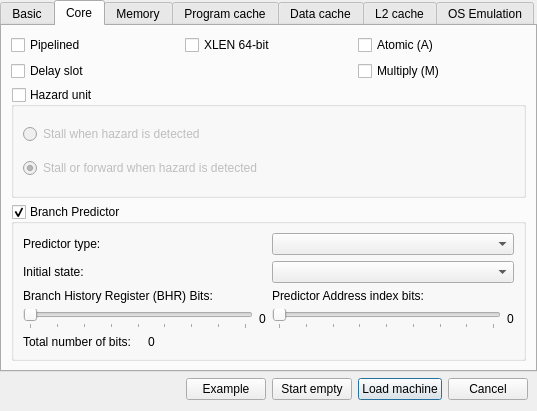
This is src/gui/dialogs/new/NewDialog.ui in cvut/qtrvsim as Qt 5 draws it before an edit. The edited form follows.
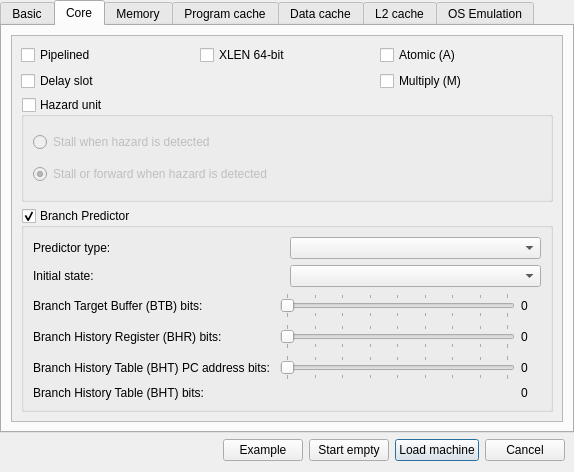
This is the edited form. The open tabs and pages were chosen to show the change.

Commit message: Renamed Target Table to Target Buffer, split BTB and BHT bits, code cleanup

The edit to the form file:
```diff
--- a/src/gui/dialogs/new/NewDialog.ui
+++ b/src/gui/dialogs/new/NewDialog.ui
@@ -6,8 +6,8 @@
    <rect>
     <x>0</x>
     <y>0</y>
-    <width>537</width>
-    <height>411</height>
+    <width>574</width>
+    <height>472</height>
    </rect>
   </property>
   <property name="windowTitle">
@@ -139,6 +139,21 @@
         <enum>QLayout::SetDefaultConstraint</enum>
        </property>
        <item>
+        <widget class="QScrollArea" name="scroll_core">
+         <property name="widgetResizable">
+          <bool>true</bool>
+         </property>
+         <widget class="QWidget" name="layout_scroll_core">
+          <property name="geometry">
+           <rect>
+            <x>0</x>
+            <y>0</y>
+            <width>536</width>
+            <height>384</height>
+           </rect>
+          </property>
+          <layout class="QVBoxLayout" name="verticalLayout_8">
+           <item>
         <layout class="QGridLayout" name="gridLayoutIsa">
          <item row="0" column="0">
           <widget class="QCheckBox" name="pipelined">
@@ -256,57 +271,44 @@
            </layout>
           </item>
           <item>
-           <layout class="QGridLayout" name="layout_bp_index_bits">
+               <layout class="QGridLayout" name="layout_bp_bit_settings" rowstretch="0,0,0,0">
             <property name="topMargin">
              <number>0</number>
             </property>
-            <item row="1" column="0">
-             <widget class="QLabel" name="text_bp_bhr_bits">
-              <property name="text">
-               <string>Branch History Register (BHR) Bits:</string>
-              </property>
-             </widget>
-            </item>
-            <item row="1" column="1">
-             <widget class="QLabel" name="text_bp_address_bits">
-              <property name="text">
-               <string>Predictor Address index bits:</string>
-              </property>
-             </widget>
-            </item>
-            <item row="4" column="0">
-             <layout class="QHBoxLayout" name="layout_bp_table_bits">
-              <property name="topMargin">
-               <number>0</number>
-              </property>
-              <item>
-               <widget class="QLabel" name="text_bp_table_bits">
+                <item row="3" column="2">
+                 <widget class="QLabel" name="text_bp_bht_bits_number">
                 <property name="minimumSize">
                  <size>
-                  <width>0</width>
+                    <width>20</width>
                   <height>0</height>
                  </size>
                 </property>
                 <property name="text">
-                 <string>Total number of bits: </string>
-                </property>
-               </widget>
-              </item>
-              <item>
-               <widget class="QLabel" name="text_bp_table_bits_number">
-                <property name="text">
                  <string>0</string>
                 </property>
                </widget>
-              </item>
-             </layout>
             </item>
             <item row="2" column="0">
-             <layout class="QHBoxLayout" name="layout_bp_bhr_slider">
-              <property name="bottomMargin">
-               <number>0</number>
-              </property>
-              <item>
+                 <widget class="QLabel" name="text_bp_bht_addr_bits">
+                  <property name="minimumSize">
+                   <size>
+                    <width>0</width>
+                    <height>0</height>
+                   </size>
+                  </property>
+                  <property name="text">
+                   <string>Branch History Table (BHT) PC address bits: </string>
+                  </property>
+                 </widget>
+                </item>
+                <item row="0" column="0">
+                 <widget class="QLabel" name="text_bp_btb_bits">
+                  <property name="text">
+                   <string>Branch Target Buffer (BTB) bits:</string>
+                  </property>
+                 </widget>
+                </item>
+                <item row="1" column="1">
                <widget class="QSlider" name="slider_bp_bhr_bits">
                 <property name="maximum">
                  <number>8</number>
@@ -314,27 +316,66 @@
                 <property name="orientation">
                  <enum>Qt::Horizontal</enum>
                 </property>
-                <property name="invertedAppearance">
-                 <bool>false</bool>
-                </property>
                 <property name="tickPosition">
-                 <enum>QSlider::TicksBelow</enum>
+                   <enum>QSlider::TicksBothSides</enum>
                 </property>
                </widget>
               </item>
-              <item>
-               <widget class="QLabel" name="label_bp_bhr_bits">
+                <item row="1" column="2">
+                 <widget class="QLabel" name="text_bp_bhr_bits_number">
+                  <property name="minimumSize">
+                   <size>
+                    <width>20</width>
+                    <height>0</height>
+                   </size>
+                  </property>
                 <property name="text">
                  <string>0</string>
                 </property>
                </widget>
               </item>
-             </layout>
+                <item row="1" column="0">
+                 <widget class="QLabel" name="text_bp_bhr_bits">
+                  <property name="text">
+                   <string>Branch History Register (BHR) bits:</string>
+                  </property>
+                 </widget>
+                </item>
+                <item row="2" column="2">
+                 <widget class="QLabel" name="text_bp_bht_addr_bits_number">
+                  <property name="minimumSize">
+                   <size>
+                    <width>20</width>
+                    <height>0</height>
+                   </size>
+                  </property>
+                  <property name="text">
+                   <string>0</string>
+                  </property>
+                 </widget>
+                </item>
+                <item row="0" column="2">
+                 <widget class="QLabel" name="text_bp_btb_bits_number">
+                  <property name="minimumSize">
+                   <size>
+                    <width>20</width>
+                    <height>0</height>
+                   </size>
+                  </property>
+                  <property name="text">
+                   <string>0</string>
+                  </property>
+                 </widget>
+                </item>
+                <item row="3" column="0">
+                 <widget class="QLabel" name="text_bp_bht_bits">
+                  <property name="text">
+                   <string>Branch History Table (BHT) bits:</string>
+                  </property>
+                 </widget>
             </item>
             <item row="2" column="1">
-             <layout class="QHBoxLayout" name="layour_bp_address_slider">
-              <item>
-               <widget class="QSlider" name="slider_bp_address_bits">
+                 <widget class="QSlider" name="slider_bp_bht_addr_bits">
                 <property name="maximum">
                  <number>8</number>
                 </property>
@@ -342,22 +383,33 @@
                  <enum>Qt::Horizontal</enum>
                 </property>
                 <property name="tickPosition">
-                 <enum>QSlider::TicksBelow</enum>
+                   <enum>QSlider::TicksBothSides</enum>
                 </property>
                </widget>
               </item>
-              <item>
-               <widget class="QLabel" name="label_bp_address_bits">
-                <property name="text">
-                 <string>0</string>
-                </property>
+                <item row="0" column="1">
+                 <widget class="QSlider" name="slider_bp_btb_bits">
+                  <property name="maximum">
+                   <number>8</number>
+                  </property>
+                  <property name="orientation">
+                   <enum>Qt::Horizontal</enum>
+                  </property>
+                  <property name="invertedAppearance">
+                   <bool>false</bool>
+                  </property>
+                  <property name="tickPosition">
+                   <enum>QSlider::TicksBothSides</enum>
+                  </property>
                </widget>
               </item>
              </layout>
             </item>
            </layout>
-          </item>
-         </layout>
+            </widget>
+           </item>
+          </layout>
+         </widget>
         </widget>
        </item>
       </layout>
```
Lines whose indentation alone changed are shown as unchanged. The commit also changes 18 other files.
